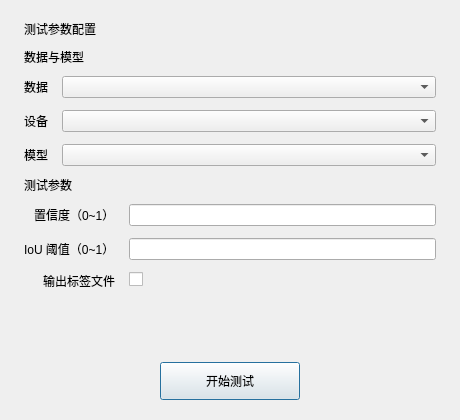
The window that ui/test_dialog.ui (pythondever/easy_trainer) describes before a commit, drawn with Qt 5.
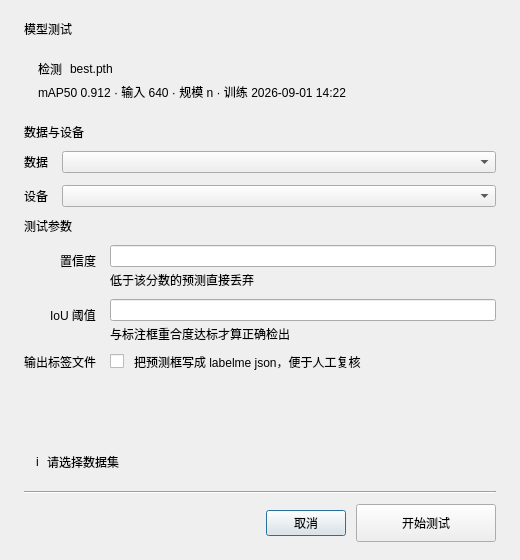
The same window after the commit.

The edit to the form file:
```diff
--- a/ui/test_dialog.ui
+++ b/ui/test_dialog.ui
@@ -6,8 +6,8 @@
    <rect>
     <x>0</x>
     <y>0</y>
-    <width>460</width>
-    <height>420</height>
+    <width>520</width>
+    <height>560</height>
    </rect>
   </property>
   <property name="windowTitle">
@@ -15,8 +15,8 @@
   </property>
   <property name="minimumSize">
    <size>
-    <width>460</width>
-    <height>420</height>
+    <width>500</width>
+    <height>0</height>
    </size>
   </property>
   <layout class="QVBoxLayout" name="mainLayout">
@@ -33,22 +33,92 @@
     <number>24</number>
    </property>
    <property name="bottomMargin">
-    <number>20</number>
+    <number>18</number>
    </property>
    <item>
     <widget class="QLabel" name="title_label">
      <property name="text">
-      <string>测试参数配置</string>
+      <string>模型测试</string>
      </property>
      <property name="objectName" stdset="0">
       <string>dialogTitle</string>
      </property>
     </widget>
    </item>
+   <item>
+    <widget class="QFrame" name="model_card">
+     <property name="frameShape">
+      <enum>QFrame::NoFrame</enum>
+     </property>
+     <layout class="QVBoxLayout" name="model_card_layout">
+      <property name="spacing">
+       <number>5</number>
+      </property>
+      <property name="leftMargin">
+       <number>14</number>
+      </property>
+      <property name="topMargin">
+       <number>12</number>
+      </property>
+      <property name="rightMargin">
+       <number>14</number>
+      </property>
+      <property name="bottomMargin">
+       <number>12</number>
+      </property>
+      <item>
+       <layout class="QHBoxLayout" name="model_card_top">
+        <property name="spacing">
+         <number>8</number>
+        </property>
+        <item>
+         <widget class="QLabel" name="task_badge">
+          <property name="text">
+           <string>检测</string>
+          </property>
+          <property name="class" stdset="0">
+           <string>taskBadge</string>
+          </property>
+         </widget>
+        </item>
+        <item>
+         <widget class="QLabel" name="model_name">
+          <property name="sizePolicy">
+           <sizepolicy hsizetype="Expanding" vsizetype="Preferred">
+            <horstretch>0</horstretch>
+            <verstretch>0</verstretch>
+           </sizepolicy>
+          </property>
+          <property name="text">
+           <string>best.pth</string>
+          </property>
+          <property name="class" stdset="0">
+           <string>modelName</string>
+          </property>
+         </widget>
+        </item>
+       </layout>
+      </item>
+      <item>
+       <widget class="QLabel" name="model_meta">
+        <property name="sizePolicy"><sizepolicy hsizetype="Ignored" vsizetype="Preferred"><horstretch>0</horstretch><verstretch>0</verstretch></sizepolicy></property><property name="text">
+         <string>mAP50 0.912 · 输入 640 · 规模 n · 训练 2026-09-01 14:22</string>
+        </property>
+        <property name="class" stdset="0">
+         <string>modelMeta</string>
+        </property>
+        <property name="wordWrap">
+         <bool>true</bool>
+        </property>
+       </widget>
+      </item>
+     </layout>
+    </widget>
+   </item>
    <item>
     <widget class="QLabel" name="group_source_title">
      <property name="text">
-      <string>数据与模型</string>
+      <string>数据与设备</string>
      </property>
      <property name="objectName" stdset="0">
       <string>dialogSectionTitle</string>
@@ -75,9 +145,15 @@
      </item>
      <item row="0" column="1">
       <widget class="QComboBox" name="test_data_combo">
+       <property name="sizePolicy">
+        <sizepolicy hsizetype="Expanding" vsizetype="Fixed">
+         <horstretch>0</horstretch>
+         <verstretch>0</verstretch>
+        </sizepolicy>
+       </property>
        <property name="minimumSize">
         <size>
-         <width>280</width>
+         <width>300</width>
          <height>0</height>
         </size>
        </property>
@@ -92,26 +168,15 @@
      </item>
      <item row="1" column="1">
       <widget class="QComboBox" name="test_device_combo">
-       <property name="minimumSize">
-        <size>
-         <width>280</width>
-         <height>0</height>
-        </size>
+       <property name="sizePolicy">
+        <sizepolicy hsizetype="Expanding" vsizetype="Fixed">
+         <horstretch>0</horstretch>
+         <verstretch>0</verstretch>
+        </sizepolicy>
        </property>
-      </widget>
-     </item>
-     <item row="2" column="0">
-      <widget class="QLabel" name="model_label">
-       <property name="text">
-        <string>模型</string>
-       </property>
-      </widget>
-     </item>
-     <item row="2" column="1">
-      <widget class="QComboBox" name="model_combo">
        <property name="minimumSize">
         <size>
-         <width>280</width>
+         <width>300</width>
          <height>0</height>
         </size>
        </property>
@@ -135,7 +200,7 @@
       <number>14</number>
      </property>
      <property name="verticalSpacing">
-      <number>12</number>
+      <number>10</number>
      </property>
      <property name="labelAlignment">
       <set>Qt::AlignRight|Qt::AlignVCenter</set>
@@ -143,35 +208,115 @@
      <item row="0" column="0">
       <widget class="QLabel" name="confidence_label">
        <property name="text">
-        <string>置信度（0~1）</string>
+        <string>置信度</string>
        </property>
       </widget>
      </item>
      <item row="0" column="1">
-      <widget class="QLineEdit" name="confidence_txt">
-       <property name="minimumSize">
-        <size>
-         <width>280</width>
-         <height>0</height>
-        </size>
-       </property>
+      <widget class="QWidget" name="conf_wrap" native="true">
+       <layout class="QVBoxLayout" name="conf_wrap_layout">
+        <property name="spacing">
+         <number>4</number>
+        </property>
+        <property name="leftMargin">
+         <number>0</number>
+        </property>
+        <property name="topMargin">
+         <number>0</number>
+        </property>
+        <property name="rightMargin">
+         <number>0</number>
+        </property>
+        <property name="bottomMargin">
+         <number>0</number>
+        </property>
+        <item>
+         <widget class="QLineEdit" name="confidence_txt">
+          <property name="sizePolicy">
+           <sizepolicy hsizetype="Expanding" vsizetype="Fixed">
+            <horstretch>0</horstretch>
+            <verstretch>0</verstretch>
+           </sizepolicy>
+          </property>
+          <property name="minimumSize">
+           <size>
+            <width>300</width>
+            <height>0</height>
+           </size>
+          </property>
+         </widget>
+        </item>
+        <item>
+         <widget class="QLabel" name="conf_note">
+          <property name="sizePolicy"><sizepolicy hsizetype="Ignored" vsizetype="Preferred"><horstretch>0</horstretch><verstretch>0</verstretch></sizepolicy></property><property name="text">
+           <string>低于该分数的预测直接丢弃</string>
+          </property>
+          <property name="class" stdset="0">
+           <string>fieldNote</string>
+          </property>
+          <property name="wordWrap">
+           <bool>true</bool>
+          </property>
+         </widget>
+        </item>
+       </layout>
       </widget>
      </item>
      <item row="1" column="0">
       <widget class="QLabel" name="iou_treshold_label">
        <property name="text">
-        <string>IoU 阈值（0~1）</string>
+        <string>IoU 阈值</string>
        </property>
       </widget>
      </item>
      <item row="1" column="1">
-      <widget class="QLineEdit" name="iou_treshold_txt">
-       <property name="minimumSize">
-        <size>
-         <width>280</width>
-         <height>0</height>
-        </size>
-       </property>
+      <widget class="QWidget" name="iou_wrap" native="true">
+       <layout class="QVBoxLayout" name="iou_wrap_layout">
+        <property name="spacing">
+         <number>4</number>
+        </property>
+        <property name="leftMargin">
+         <number>0</number>
+        </property>
+        <property name="topMargin">
+         <number>0</number>
+        </property>
+        <property name="rightMargin">
+         <number>0</number>
+        </property>
+        <property name="bottomMargin">
+         <number>0</number>
+        </property>
+        <item>
+         <widget class="QLineEdit" name="iou_treshold_txt">
+          <property name="sizePolicy">
+           <sizepolicy hsizetype="Expanding" vsizetype="Fixed">
+            <horstretch>0</horstretch>
+            <verstretch>0</verstretch>
+           </sizepolicy>
+          </property>
+          <property name="minimumSize">
+           <size>
+            <width>300</width>
+            <height>0</height>
+           </size>
+          </property>
+         </widget>
+        </item>
+        <item>
+         <widget class="QLabel" name="iou_note">
+          <property name="sizePolicy"><sizepolicy hsizetype="Ignored" vsizetype="Preferred"><horstretch>0</horstretch><verstretch>0</verstretch></sizepolicy></property><property name="text">
+           <string>与标注框重合度达标才算正确检出</string>
+          </property>
+          <property name="class" stdset="0">
+           <string>fieldNote</string>
+          </property>
+          <property name="wordWrap">
+           <bool>true</bool>
+          </property>
+         </widget>
+        </item>
+       </layout>
       </widget>
      </item>
      <item row="2" column="0">
@@ -182,7 +327,45 @@
       </widget>
      </item>
      <item row="2" column="1">
-      <widget class="QCheckBox" name="output_label_file_checkBox"/>
+      <widget class="QWidget" name="out_wrap" native="true">
+       <layout class="QHBoxLayout" name="out_wrap_layout">
+        <property name="spacing">
+         <number>10</number>
+        </property>
+        <property name="leftMargin">
+         <number>0</number>
+        </property>
+        <property name="topMargin">
+         <number>0</number>
+        </property>
+        <property name="rightMargin">
+         <number>0</number>
+        </property>
+        <property name="bottomMargin">
+         <number>0</number>
+        </property>
+        <item>
+         <widget class="QCheckBox" name="output_label_file_checkBox">
+          <property name="text">
+           <string />
+          </property>
+         </widget>
+        </item>
+        <item>
+         <widget class="QLabel" name="out_note">
+          <property name="sizePolicy"><sizepolicy hsizetype="Expanding" vsizetype="Preferred"><horstretch>0</horstretch><verstretch>0</verstretch></sizepolicy></property><property name="text">
+           <string>把预测框写成 labelme json，便于人工复核</string>
+          </property>
+          <property name="class" stdset="0">
+           <string>fieldNote</string>
+          </property>
+          <property name="alignment">
+           <set>Qt::AlignLeading|Qt::AlignLeft|Qt::AlignVCenter</set>
+          </property>
+         </widget>
+        </item>
+       </layout>
+      </widget>
      </item>
     </layout>
    </item>
@@ -199,8 +382,68 @@
      </property>
     </spacer>
    </item>
+   <item>
+    <widget class="QFrame" name="summary_bar">
+     <property name="frameShape">
+      <enum>QFrame::NoFrame</enum>
+     </property>
+     <layout class="QHBoxLayout" name="summary_bar_layout">
+      <property name="spacing">
+       <number>8</number>
+      </property>
+      <property name="leftMargin">
+       <number>12</number>
+      </property>
+      <property name="topMargin">
+       <number>10</number>
+      </property>
+      <property name="rightMargin">
+       <number>12</number>
+      </property>
+      <property name="bottomMargin">
+       <number>10</number>
+      </property>
+      <item>
+       <widget class="QLabel" name="summary_icon">
+        <property name="text">
+         <string>i</string>
+        </property>
+        <property name="class" stdset="0">
+         <string>summaryIcon</string>
+        </property>
+       </widget>
+      </item>
+      <item>
+       <widget class="QLabel" name="summary_text">
+        <property name="sizePolicy"><sizepolicy hsizetype="Expanding" vsizetype="Preferred"><horstretch>0</horstretch><verstretch>0</verstretch></sizepolicy></property><property name="text">
+         <string>请选择数据集</string>
+        </property>
+        <property name="class" stdset="0">
+         <string>summaryText</string>
+        </property>
+        <property name="wordWrap">
+         <bool>true</bool>
+        </property>
+       <property name="alignment"><set>Qt::AlignLeading|Qt::AlignLeft|Qt::AlignVCenter</set></property></widget>
+      </item>
+     </layout>
+    </widget>
+   </item>
+   <item>
+    <widget class="QFrame" name="button_line">
+     <property name="frameShape">
+      <enum>QFrame::HLine</enum>
+     </property>
+     <property name="frameShadow">
+      <enum>QFrame::Sunken</enum>
+     </property>
+    </widget>
+   </item>
    <item>
     <layout class="QHBoxLayout" name="bottom_row">
+     <property name="spacing">
+      <number>10</number>
+     </property>
      <item>
       <spacer name="bottom_spacer_left">
        <property name="orientation">
@@ -214,6 +457,13 @@
        </property>
       </spacer>
      </item>
+     <item>
+      <widget class="QPushButton" name="cancel_btn">
+       <property name="text">
+        <string>取消</string>
+       </property>
+      </widget>
+     </item>
      <item>
       <widget class="QPushButton" name="start_test_btn">
        <property name="text">
@@ -227,19 +477,6 @@
        </property>
       </widget>
      </item>
-     <item>
-      <spacer name="bottom_spacer_right">
-       <property name="orientation">
-        <enum>Qt::Horizontal</enum>
-       </property>
-       <property name="sizeHint" stdset="0">
-        <size>
-         <width>40</width>
-         <height>20</height>
-        </size>
-       </property>
-      </spacer>
-     </item>
     </layout>
    </item>
   </layout>
```
Left out of the diff: 10 changed lines with no effect on the pictures.
